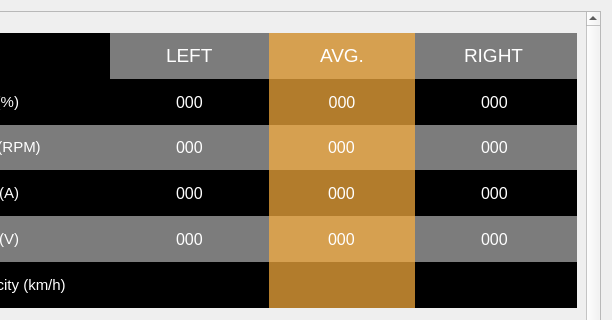
Before: the Qt Designer form src/ViewLayer/DebugDisplay/MotorPage/MotorUi/MotorUi.ui in UCSolarCarTeam/Epsilon-Dashboard, drawn with Qt 5; both pictures show x 115 to 727 and y 0 to 320 of the 727 by 650 pixel window.
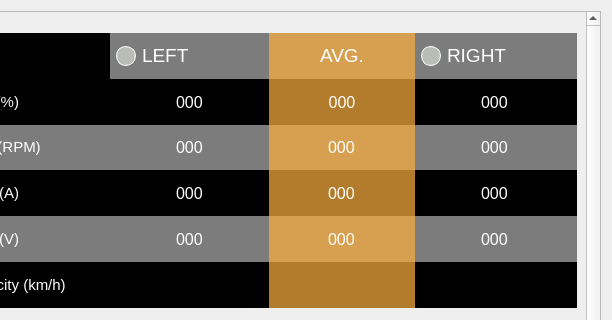
After: the same form once the commit is applied.

Commit message: adds alive QWidget for left and right motors on the motor page in the debug display

```diff
--- a/src/ViewLayer/DebugDisplay/MotorPage/MotorUi/MotorUi.ui
+++ b/src/ViewLayer/DebugDisplay/MotorPage/MotorUi/MotorUi.ui
@@ -44,7 +44,7 @@
       <property name="geometry">
        <rect>
         <x>0</x>
-        <y>-407</y>
+        <y>0</y>
         <width>693</width>
         <height>1033</height>
        </rect>
@@ -650,29 +650,7 @@
              <property name="spacing">
               <number>6</number>
              </property>
-             <item row="0" column="5" alignment="Qt::AlignHCenter">
-              <widget class="QLabel" name="label_37">
-               <property name="styleSheet">
-                <string notr="true">color:white;
-background: transparent;</string>
-               </property>
-               <property name="text">
-                <string>&lt;html&gt;&lt;head/&gt;&lt;body&gt;&lt;p&gt;&lt;span style=&quot; font-size:14pt;&quot;&gt;RIGHT&lt;/span&gt;&lt;/p&gt;&lt;/body&gt;&lt;/html&gt;</string>
-               </property>
-              </widget>
-             </item>
-             <item row="0" column="2" alignment="Qt::AlignHCenter">
-              <widget class="QLabel" name="label_39">
-               <property name="styleSheet">
-                <string notr="true">color: white;
-background: transparent;</string>
-               </property>
-               <property name="text">
-                <string>&lt;html&gt;&lt;head/&gt;&lt;body&gt;&lt;p&gt;&lt;span style=&quot; font-size:14pt;&quot;&gt;LEFT&lt;/span&gt;&lt;/p&gt;&lt;/body&gt;&lt;/html&gt;</string>
-               </property>
-              </widget>
-             </item>
-             <item row="0" column="3">
+             <item row="0" column="4">
               <widget class="QWidget" name="widget_26" native="true">
                <property name="sizePolicy">
                 <sizepolicy hsizetype="Preferred" vsizetype="Preferred">
@@ -732,6 +710,78 @@
                </property>
               </widget>
              </item>
+             <item row="0" column="2">
+              <layout class="QHBoxLayout" name="horizontalLayout_22">
+               <item>
+                <widget class="QWidget" name="leftAliveWidget" native="true">
+                 <property name="sizePolicy">
+                  <sizepolicy hsizetype="Fixed" vsizetype="Fixed">
+                   <horstretch>0</horstretch>
+                   <verstretch>0</verstretch>
+                  </sizepolicy>
+                 </property>
+                 <property name="minimumSize">
+                  <size>
+                   <width>20</width>
+                   <height>20</height>
+                  </size>
+                 </property>
+                 <property name="styleSheet">
+                  <string notr="true">background-color: rgb(186, 189, 182);
+border-radius:10px;
+border: 1px solid white;</string>
+                 </property>
+                </widget>
+               </item>
+               <item>
+                <widget class="QLabel" name="label_39">
+                 <property name="styleSheet">
+                  <string notr="true">color: white;
+background: transparent;</string>
+                 </property>
+                 <property name="text">
+                  <string>&lt;html&gt;&lt;head/&gt;&lt;body&gt;&lt;p&gt;&lt;span style=&quot; font-size:14pt;&quot;&gt;LEFT&lt;/span&gt;&lt;/p&gt;&lt;/body&gt;&lt;/html&gt;</string>
+                 </property>
+                </widget>
+               </item>
+              </layout>
+             </item>
+             <item row="0" column="5">
+              <layout class="QHBoxLayout" name="horizontalLayout_23">
+               <item>
+                <widget class="QWidget" name="rightAliveWidget" native="true">
+                 <property name="sizePolicy">
+                  <sizepolicy hsizetype="Fixed" vsizetype="Fixed">
+                   <horstretch>0</horstretch>
+                   <verstretch>0</verstretch>
+                  </sizepolicy>
+                 </property>
+                 <property name="minimumSize">
+                  <size>
+                   <width>20</width>
+                   <height>20</height>
+                  </size>
+                 </property>
+                 <property name="styleSheet">
+                  <string notr="true">background-color: rgb(186, 189, 182);
+border-radius:10px;
+border: 1px solid white;</string>
+                 </property>
+                </widget>
+               </item>
+               <item>
+                <widget class="QLabel" name="label_37">
+                 <property name="styleSheet">
+                  <string notr="true">color:white;
+background: transparent;</string>
+                 </property>
+                 <property name="text">
+                  <string>&lt;html&gt;&lt;head/&gt;&lt;body&gt;&lt;p&gt;&lt;span style=&quot; font-size:14pt;&quot;&gt;RIGHT&lt;/span&gt;&lt;/p&gt;&lt;/body&gt;&lt;/html&gt;</string>
+                 </property>
+                </widget>
+               </item>
+              </layout>
+             </item>
             </layout>
            </widget>
           </item>
```
The commit also changes 9 other files.
